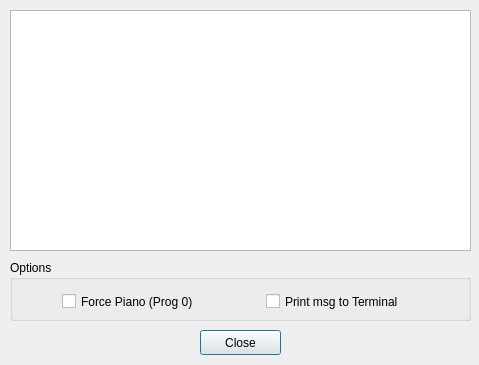
Above: src/informations.ui from obook/I-like-Chopin before the change. Below: the same form after it.
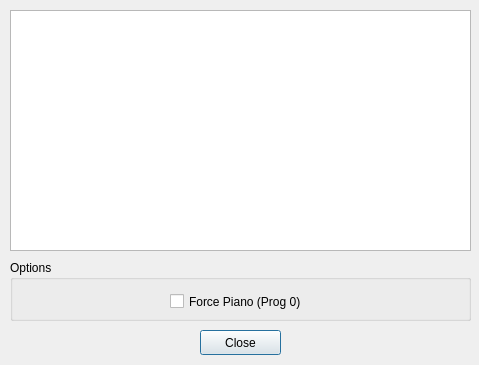
That is the form after the change.

```diff
--- a/src/informations.ui
+++ b/src/informations.ui
@@ -38,23 +38,10 @@
    <property name="title">
     <string>Options</string>
    </property>
-   <widget class="QCheckBox" name="checkBox_PrintTerminalMsg">
-    <property name="geometry">
-     <rect>
-      <x>256</x>
-      <y>30</y>
-      <width>141</width>
-      <height>23</height>
-     </rect>
-    </property>
-    <property name="text">
-     <string>Print msg to Terminal</string>
-    </property>
-   </widget>
    <widget class="QCheckBox" name="checkBox_ForceIntrument0">
     <property name="geometry">
      <rect>
-      <x>52</x>
+      <x>160</x>
       <y>30</y>
       <width>141</width>
       <height>23</height>
```
